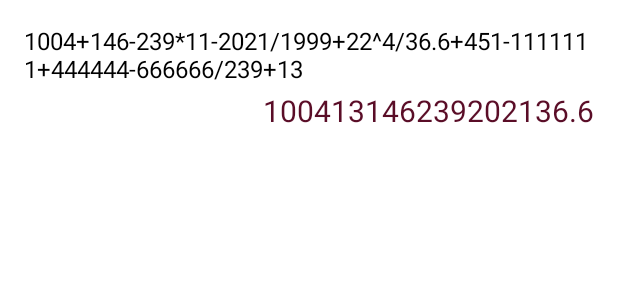
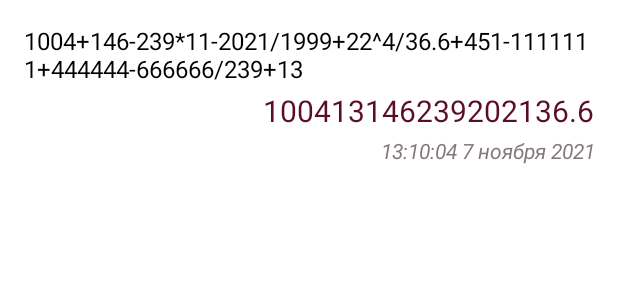
Before and after one commit to margavrilova/Calculator, an Android app: the layout history_item.xml on its own in the app's theme, with its tools: preview values and no code run, on a phone screen of 412 x 824 dp. Shown: the top 300 px of the screen. Run offline under Robolectric (Android 15) with nearby library versions, the phone set to English and light mode, and no system bars.

Commit message:
Занятие 14. Экран истории операций (окончание: сортировка по времени)

```diff
--- a/app/build.gradle
+++ b/app/build.gradle
@@ -25,6 +25,7 @@ android {
         }
     }
     compileOptions {
+        coreLibraryDesugaringEnabled true
         sourceCompatibility JavaVersion.VERSION_1_8
         targetCompatibility JavaVersion.VERSION_1_8
     }
@@ -38,6 +39,8 @@ android {
 }
 
 dependencies {
+
+    coreLibraryDesugaring 'com.android.tools:desugar_jdk_libs:1.1.5'
 
     implementation 'androidx.core:core-ktx:1.6.0'
     implementation 'androidx.appcompat:appcompat:1.3.1'
--- a/app/src/main/java/com/example/calculator/data/HistoryRepositoryImpl.kt
+++ b/app/src/main/java/com/example/calculator/data/HistoryRepositoryImpl.kt
@@ -14,16 +14,18 @@ class HistoryRepositoryImpl(
     }
 
     override suspend fun getAll(): List<HistoryItem> =
-        historyItemDao.getAll().map { it.toHistoryItem() }
+        historyItemDao.getAll().map { it.toHistoryItem() }.sortedByDescending { it.createdAt }
 
     private fun HistoryItem.toHistoryItemEntity() = HistoryItemEntity(
         id = 0,
         expression = expression,
         result = result,
+        createdAt = createdAt
     )
 
     private fun HistoryItemEntity.toHistoryItem() = HistoryItem(
         expression = expression,
         result = result,
+        createdAt = createdAt
     )
 }
--- a/app/src/main/java/com/example/calculator/data/db/MainDatabase.kt
+++ b/app/src/main/java/com/example/calculator/data/db/MainDatabase.kt
@@ -4,14 +4,17 @@ import android.content.Context
 import androidx.room.Database
 import androidx.room.Room
 import androidx.room.RoomDatabase
+import androidx.room.TypeConverters
 import com.example.calculator.data.db.history.HistoryItemDao
 import com.example.calculator.data.db.history.HistoryItemEntity
+import com.example.calculator.data.db.typeConverters.LocalDateTimeCoverter
 
 @Database(
     entities = [HistoryItemEntity::class],
-    version = 1,
+    version = 2,
     exportSchema = true
 )
+@TypeConverters(LocalDateTimeCoverter::class)
 abstract class MainDatabase : RoomDatabase() {
 
     abstract val historyItemDao: HistoryItemDao
@@ -20,6 +23,7 @@ abstract class MainDatabase : RoomDatabase() {
 
         fun create(context: Context): MainDatabase =
             Room.databaseBuilder(context, MainDatabase::class.java, "main_database")
+                .addMigrations(MigrationFrom1To2())
                 .build()
     }
 }
--- a/app/src/main/java/com/example/calculator/data/db/history/HistoryItemEntity.kt
+++ b/app/src/main/java/com/example/calculator/data/db/history/HistoryItemEntity.kt
@@ -2,11 +2,13 @@ package com.example.calculator.data.db.history
 
 import androidx.room.Entity
 import androidx.room.PrimaryKey
+import java.time.LocalDateTime
 
 @Entity(tableName = "history_item_entity")
 class HistoryItemEntity(
     @PrimaryKey(autoGenerate = true)
     val id: Long,
     val expression: String,
-    val result: String
+    val result: String,
+    val createdAt: LocalDateTime
 )
--- a/app/src/main/java/com/example/calculator/domain/entity/HistoryItem.kt
+++ b/app/src/main/java/com/example/calculator/domain/entity/HistoryItem.kt
@@ -2,9 +2,11 @@ package com.example.calculator.domain.entity
 
 import android.os.Parcelable
 import kotlinx.parcelize.Parcelize
+import java.time.LocalDateTime
 
 @Parcelize
 data class HistoryItem(
     val expression: String,
-    val result: String
+    val result: String,
+    val createdAt: LocalDateTime = LocalDateTime.now()
 ) : Parcelable
--- a/app/src/main/res/layout/history_item.xml
+++ b/app/src/main/res/layout/history_item.xml
@@ -29,5 +29,18 @@
         app:layout_constraintTop_toBottomOf="@id/expression"
         tools:text="100413146239202136.6" />
 
+    <TextView
+        android:id="@+id/createdAt"
+        android:layout_width="wrap_content"
+        android:layout_height="wrap_content"
+        android:layout_marginTop="3dp"
+        android:gravity="right"
+        android:textColor="@color/grey"
+        android:textStyle="italic"
+        android:textSize="14sp"
+        app:layout_constraintEnd_toEndOf="parent"
+        app:layout_constraintTop_toBottomOf="@id/result"
+        tools:text="13:10:04 7 ноября 2021" />
+
 
 </androidx.constraintlayout.widget.ConstraintLayout>
```
Also changed, not shown: app/src/main/java/com/example/calculator/data/db/MigrationFrom1To2.kt (added, +19 -0 lines), app/src/main/java/com/example/calculator/data/db/history/HistoryItemDao.kt (+3 -4 lines), app/src/main/java/com/example/calculator/data/db/typeConverters/LocalDateTimeCoverter.kt (added, +17 -0 lines), app/src/main/java/com/example/calculator/presentation/history/HistoryAdapter.kt (+7 -0 lines).
